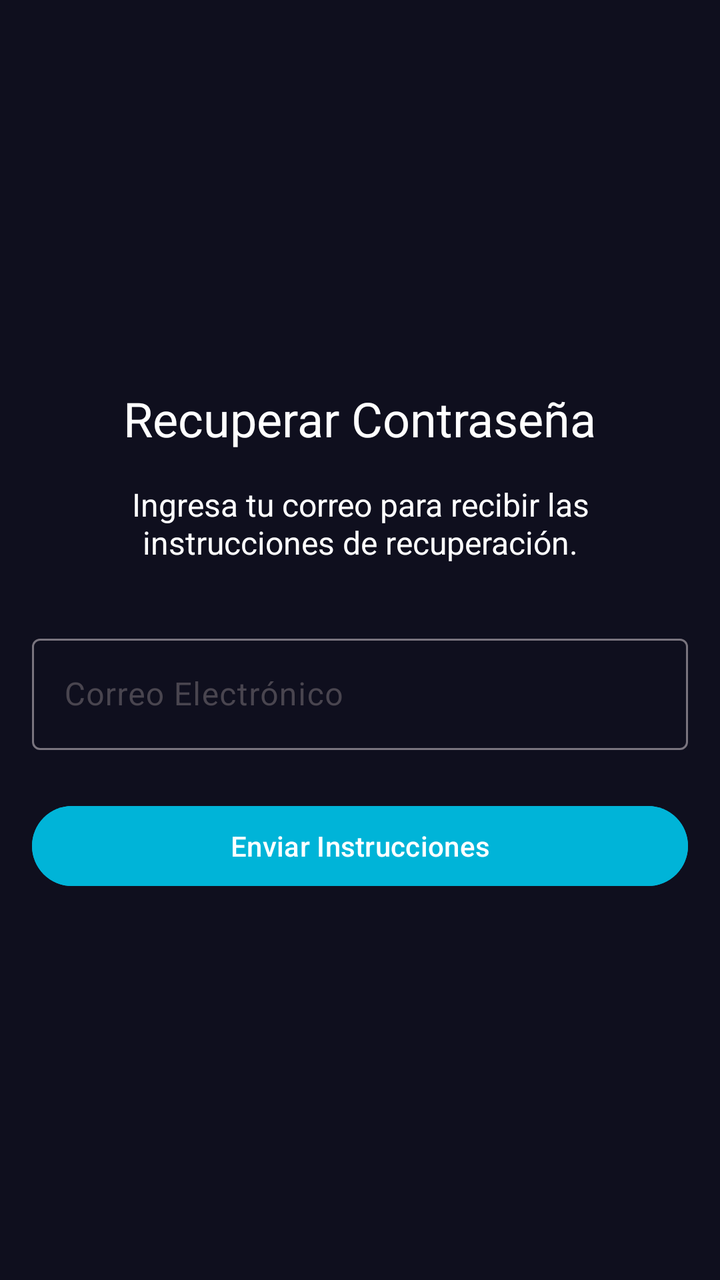
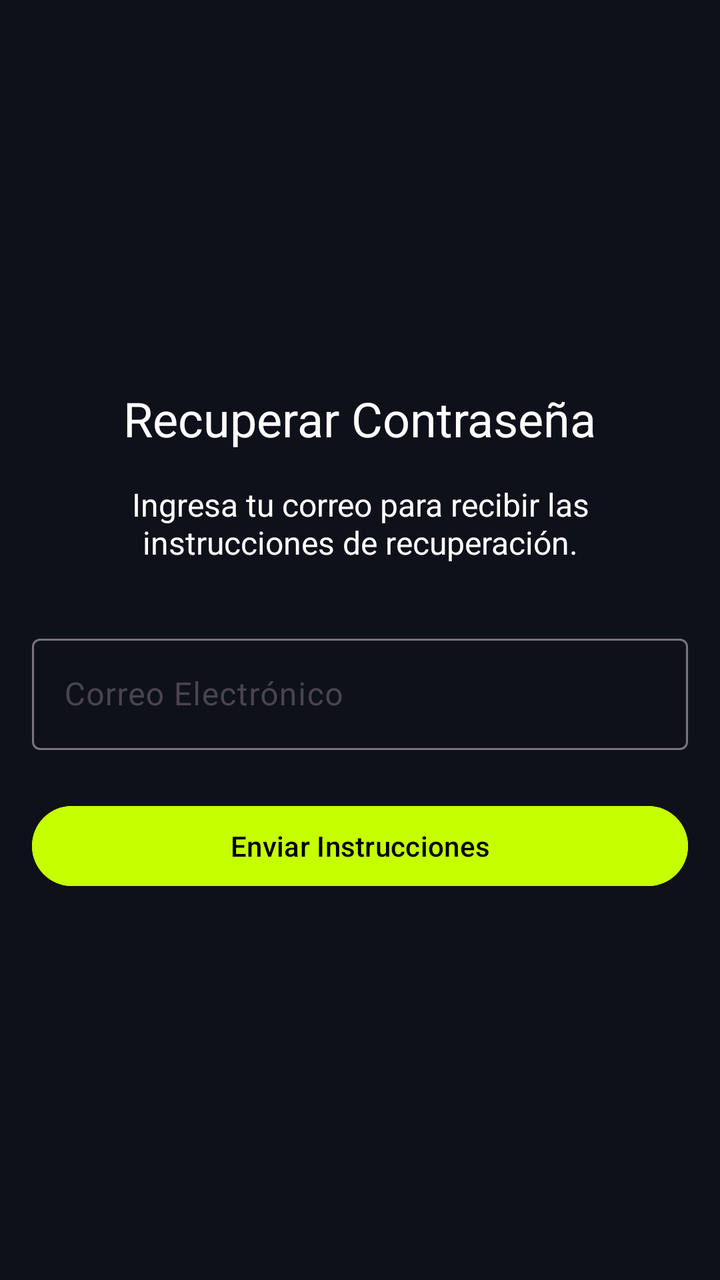

Screens rendered from an Android XML layout before and after an edit, with the pre-edit source and the edit as a unified diff.
<!-- AndroidManifest.xml: application theme Theme.VoltCore -->
<!-- res/layout/fragment_recovery.xml -->
<?xml version="1.0" encoding="utf-8"?>
<LinearLayout xmlns:android="http://schemas.android.com/apk/res/android"
    android:layout_width="match_parent"
    android:layout_height="match_parent"
    android:background="@color/colorBackground"
    android:gravity="center"
    android:orientation="vertical"
    android:padding="@dimen/margin_standard">

    <TextView
        android:layout_width="wrap_content"
        android:layout_height="wrap_content"
        android:layout_marginBottom="16dp"
        android:text="@string/recovery_title"
        android:textColor="@color/white"
        android:textSize="@dimen/text_size_h1" />

    <TextView
        android:layout_width="wrap_content"
        android:layout_height="wrap_content"
        android:layout_marginBottom="32dp"
        android:gravity="center"
        android:text="@string/recovery_desc"
        android:textColor="@color/white"
        android:textSize="@dimen/text_size_body" />

    <com.google.android.material.textfield.TextInputLayout
        android:layout_width="match_parent"
        android:layout_height="wrap_content"
        android:layout_marginBottom="24dp"
        android:hint="@string/email_hint"
        style="@style/Widget.Material3.TextInputLayout.OutlinedBox">

        <com.google.android.material.textfield.TextInputEditText
            android:id="@+id/etRecoveryEmail"
            android:layout_width="match_parent"
            android:layout_height="wrap_content"
            android:inputType="textEmailAddress"
            android:textColor="@color/white" />
    </com.google.android.material.textfield.TextInputLayout>

    <Button
        android:id="@+id/btnSendRecovery"
        android:layout_width="match_parent"
        android:layout_height="wrap_content"
        android:text="@string/send_recovery"
        android:backgroundTint="@color/colorElectricTeal" />

</LinearLayout>
<!-- resources referenced by this layout -->
<resources>
  <color name="colorBackground">#0F0F1E</color>
  <color name="colorElectricTeal">#00B4D8</color>
  <color name="white">#FFFFFFFF</color>
  <dimen name="margin_standard">16dp</dimen>
  <dimen name="text_size_body">16sp</dimen>
  <dimen name="text_size_h1">24sp</dimen>
  <string name="email_hint">Correo Electrónico</string>
  <string name="recovery_desc">Ingresa tu correo para recibir las instrucciones de recuperación.</string>
  <string name="recovery_title">Recuperar Contraseña</string>
  <string name="send_recovery">Enviar Instrucciones</string>
  <style name="Theme.VoltCore" parent="Base.Theme.VoltCore" />
  <style name="Base.Theme.VoltCore" parent="Theme.Material3.DayNight.NoActionBar">
          
          <item name="colorPrimary">@color/colorPrimary</item>
          <item name="colorSecondary">@color/colorElectricTeal</item>
          <item name="android:windowBackground">@color/colorBackground</item>
          <item name="colorSurface">@color/colorSurface</item>
          <item name="colorOnSurface">@color/colorOnSurface</item>
      </style>
  <color name="colorPrimary">#1A1A2E</color>
  <color name="colorSurface">#16213E</color>
  <color name="colorOnSurface">#FFFFFF</color>
</resources>

<!-- the commit's change to res/layout/fragment_recovery.xml (unified diff, before → after) -->
@@ -44,6 +44,7 @@
         android:layout_width="match_parent"
         android:layout_height="wrap_content"
         android:text="@string/send_recovery"
-        android:backgroundTint="@color/colorElectricTeal" />
+        android:backgroundTint="@color/volt_primary"
+        android:textColor="@color/black" />
 
 </LinearLayout>
<!-- resource entries referenced after the edit -->
@@ -1,7 +1,8 @@
 <!-- resources referenced by this layout -->
 <resources>
-  <color name="colorBackground">#0F0F1E</color>
-  <color name="colorElectricTeal">#00B4D8</color>
+  <color name="black">#FF000000</color>
+  <color name="colorBackground">@color/volt_background</color>
+  <color name="volt_primary">#C6FF00</color>
   <color name="white">#FFFFFFFF</color>
   <dimen name="margin_standard">16dp</dimen>
   <dimen name="text_size_body">16sp</dimen>
@@ -11,16 +12,14 @@
   <string name="recovery_title">Recuperar Contraseña</string>
   <string name="send_recovery">Enviar Instrucciones</string>
   <style name="Theme.VoltCore" parent="Base.Theme.VoltCore" />
+  <color name="volt_background">#0F111A</color>
   <style name="Base.Theme.VoltCore" parent="Theme.Material3.DayNight.NoActionBar">
           
-          <item name="colorPrimary">@color/colorPrimary</item>
-          <item name="colorSecondary">@color/colorElectricTeal</item>
-          <item name="android:windowBackground">@color/colorBackground</item>
-          <item name="colorSurface">@color/colorSurface</item>
-          <item name="colorOnSurface">@color/colorOnSurface</item>
+          <item name="colorPrimary">@color/volt_primary</item>
+          <item name="android:windowBackground">@color/volt_background</item>
+          <item name="colorSurface">@color/glass_surface</item>
+          <item name="colorOnSurface">@color/white</item>
       </style>
-  <color name="colorPrimary">#1A1A2E</color>
-  <color name="colorSurface">#16213E</color>
-  <color name="colorOnSurface">#FFFFFF</color>
+  <color name="glass_surface">#1AFFFFFF</color>
 </resources>
 
